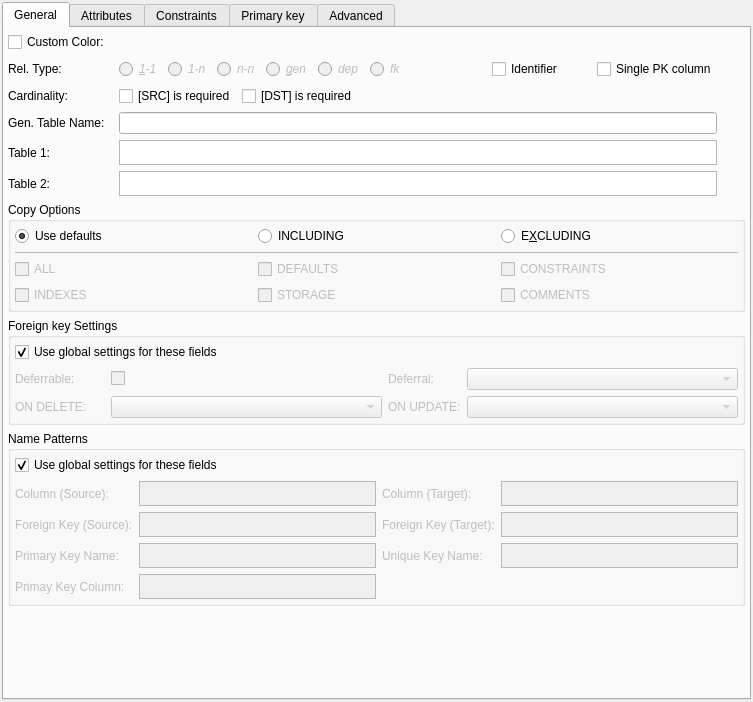
This is libpgmodeler_ui/ui/relationshipwidget.ui in pgmodeler/pgmodeler as Qt 5 draws it before an edit. The edited form follows.
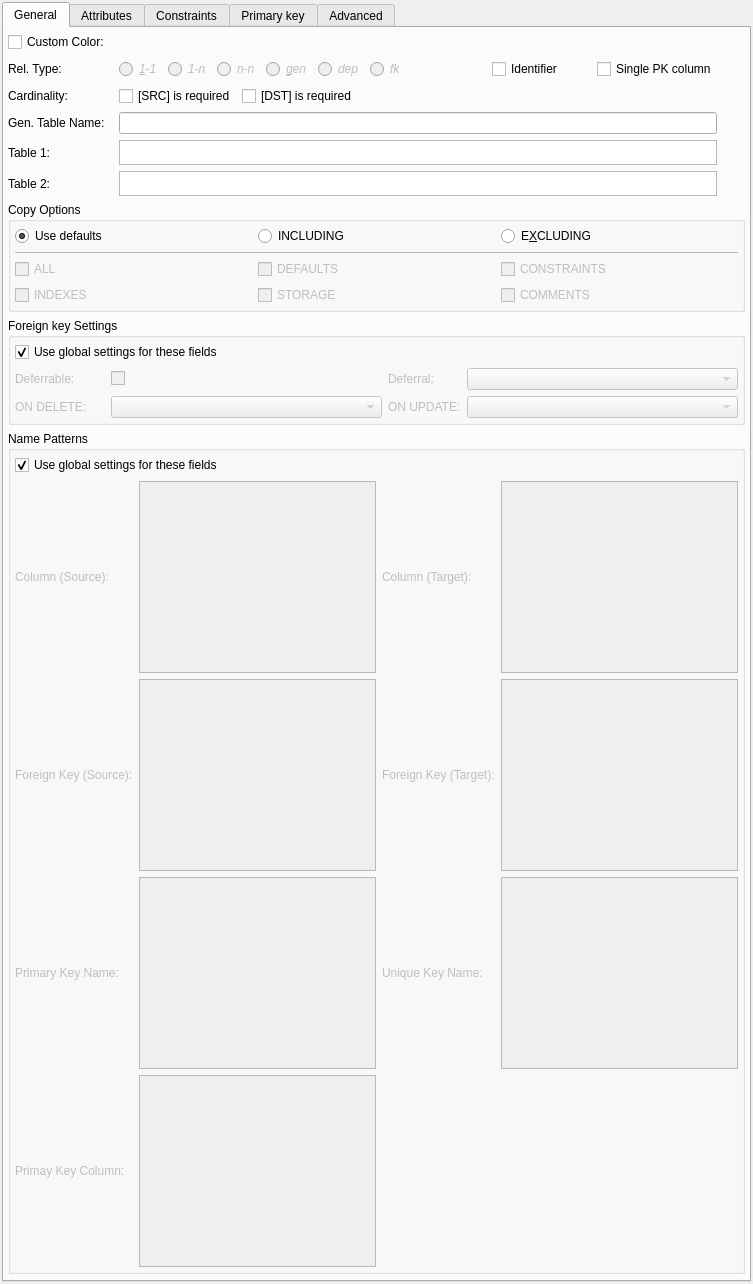
This is the edited form.

Commit message: Minor fixes in QPlainTextEdit instances where the SyntaxHighlighter class is used to adjust the height of the field according to the font size.

The edit to the form file:
```diff
--- a/libpgmodeler_ui/ui/relationshipwidget.ui
+++ b/libpgmodeler_ui/ui/relationshipwidget.ui
@@ -260,13 +260,13 @@
                <property name="minimumSize">
                 <size>
                  <width>0</width>
-                 <height>25</height>
+                 <height>0</height>
                 </size>
                </property>
                <property name="maximumSize">
                 <size>
                  <width>16777215</width>
-                 <height>25</height>
+                 <height>16777215</height>
                 </size>
                </property>
                <property name="verticalScrollBarPolicy">
@@ -288,13 +288,13 @@
                <property name="minimumSize">
                 <size>
                  <width>0</width>
-                 <height>25</height>
+                 <height>0</height>
                 </size>
                </property>
                <property name="maximumSize">
                 <size>
                  <width>16777215</width>
-                 <height>25</height>
+                 <height>16777215</height>
                 </size>
                </property>
                <property name="verticalScrollBarPolicy">
@@ -316,13 +316,13 @@
                <property name="minimumSize">
                 <size>
                  <width>0</width>
-                 <height>25</height>
+                 <height>0</height>
                 </size>
                </property>
                <property name="maximumSize">
                 <size>
                  <width>16777215</width>
-                 <height>25</height>
+                 <height>16777215</height>
                 </size>
                </property>
                <property name="verticalScrollBarPolicy">
@@ -344,13 +344,13 @@
                <property name="minimumSize">
                 <size>
                  <width>0</width>
-                 <height>25</height>
+                 <height>0</height>
                 </size>
                </property>
                <property name="maximumSize">
                 <size>
                  <width>16777215</width>
-                 <height>25</height>
+                 <height>16777215</height>
                 </size>
                </property>
                <property name="verticalScrollBarPolicy">
@@ -372,13 +372,13 @@
                <property name="minimumSize">
                 <size>
                  <width>0</width>
-                 <height>25</height>
+                 <height>0</height>
                 </size>
                </property>
                <property name="maximumSize">
                 <size>
                  <width>16777215</width>
-                 <height>25</height>
+                 <height>16777215</height>
                 </size>
                </property>
                <property name="verticalScrollBarPolicy">
@@ -400,13 +400,13 @@
                <property name="minimumSize">
                 <size>
                  <width>0</width>
-                 <height>25</height>
+                 <height>0</height>
                 </size>
                </property>
                <property name="maximumSize">
                 <size>
                  <width>16777215</width>
-                 <height>25</height>
+                 <height>16777215</height>
                 </size>
                </property>
                <property name="verticalScrollBarPolicy">
@@ -428,13 +428,13 @@
                <property name="minimumSize">
                 <size>
                  <width>0</width>
-                 <height>25</height>
+                 <height>0</height>
                 </size>
                </property>
                <property name="maximumSize">
                 <size>
                  <width>16777215</width>
-                 <height>25</height>
+                 <height>16777215</height>
                 </size>
                </property>
                <property name="verticalScrollBarPolicy">
```
The commit also changes 7 other files.
